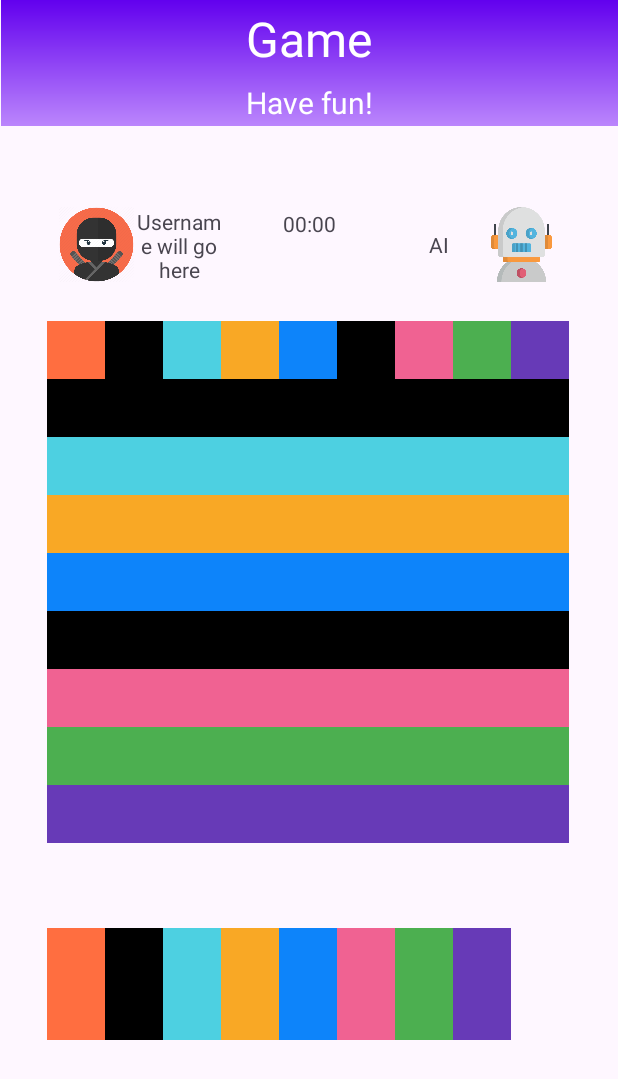
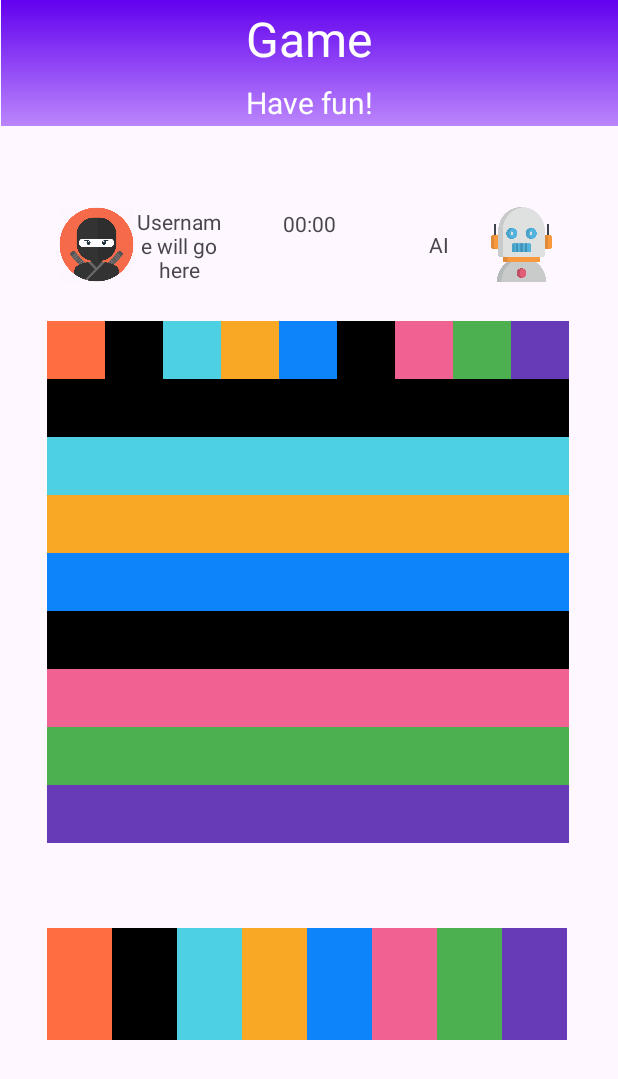
Before and after one commit to oriolagobat/Filler-Game-2, an Android app: the Game screen opened directly, with no data from a screen before it, on a phone screen of 412 x 824 dp. Shown: the top 1079 px of the screen. Run offline under Robolectric (Android 15) with nearby library versions, the phone set to English and light mode, and no system bars; 2 statements that could not run were skipped.

Commit message:
Fixes number of columns error on the selector grid Still having some weird height errors, which will be fixed when working on isue #14.

```diff
--- a/app/src/main/java/com/example/filler/gui/game/Game.kt
+++ b/app/src/main/java/com/example/filler/gui/game/Game.kt
@@ -1,7 +1,6 @@
 package com.example.filler.gui.game
 
 import android.os.Bundle
-import android.widget.Toast
 import androidx.appcompat.app.AppCompatActivity
 import com.example.filler.constants.Difficulty
 import com.example.filler.constants.GameColor
@@ -28,14 +27,6 @@ class Game : AppCompatActivity() {
         val difficultyString = intent.getStringExtra("difficulty")
         // Parse difficulty to constant value
         val difficulty = Difficulty.valueOf(difficultyString!!.uppercase())
-
-        val message =
-            "Username: $username\n" +
-                    "Color: $colorNum\n" +
-                    "Grid: $gridNum\n" +
-                    "Time Control: $timeControl\n" +
-                    "Difficulty: $difficulty"
-        Toast.makeText(this, message, Toast.LENGTH_LONG).show()
 
         // This is how it will be
         val settings = GameSettings(gridNum, colorNum, difficulty)
@@ -68,12 +59,13 @@ class Game : AppCompatActivity() {
         binding.boardGridView.adapter =
             GridAdapter(this, stubBoard.board.toArray(), binding.boardGridView)
     }
+
     private fun setUpChooserBar(settings: GameSettings) {
         // This is how it will be
-//        binding.boardGridView.numColumns = settings.boardSize
+//        binding.boardGridView.numColumns = settings.nColors
         // This is for now, in order to work  with the game stub
 //        binding.selectorGridView.numColumns = 3
-        binding.selectorGridView.numColumns = 9
+        binding.selectorGridView.numColumns = 8
 //        val gameStub = GameStub3x3(settings)  //  Game initialization
         val gameStub = GameStub9x9(settings)  //  Game initialization
 
@@ -86,8 +78,6 @@ class Game : AppCompatActivity() {
     private fun unpackArray(array: Array<Pair<GameColor, Boolean>>): Pair<Array<GameColor>, Array<Boolean>> {
         val colors = array.map { it.first }.toTypedArray()
         val selected = array.map { it.second }.toTypedArray()
-        print("Colors: ${colors.contentToString()}")
-        print("Selected: ${selected.contentToString()}")
         return Pair(colors, selected)
     }
 }
```
Also changed, not shown: app/src/main/java/com/example/filler/gui/game/GridAdapter.kt (+5 -3 lines).
